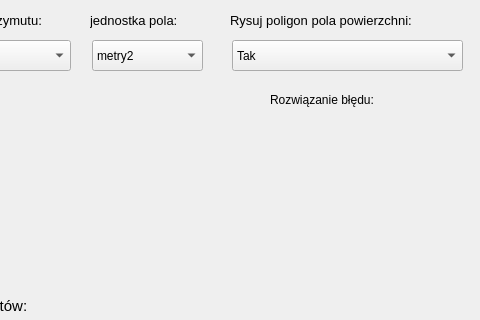
Old version of the form wtyczka_projekt_3/wtyczka_projekt_3_dialog_base.ui in the repository Sawoboh/Informatyka_Projekt_2; both pictures show x 340 to 820 and y 0 to 320 of the 820 by 678 pixel window.
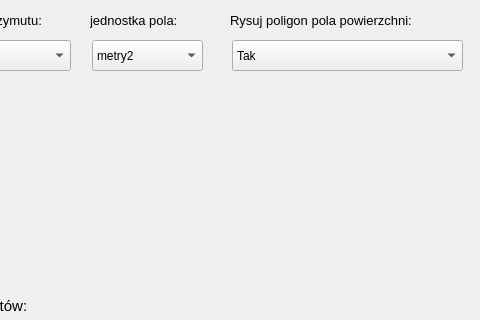
New version of the form. Custom widgets are drawn as their Qt base class.

Diff of the .ui file:
```diff
--- a/wtyczka_projekt_3/wtyczka_projekt_3_dialog_base.ui
+++ b/wtyczka_projekt_3/wtyczka_projekt_3_dialog_base.ui
@@ -524,19 +524,6 @@
     <string>Możliwe operacje niezależnie od liości punktów:</string>
    </property>
   </widget>
-  <widget class="QLabel" name="label_5">
-   <property name="geometry">
-    <rect>
-     <x>610</x>
-     <y>90</y>
-     <width>171</width>
-     <height>20</height>
-    </rect>
-   </property>
-   <property name="text">
-    <string>Rozwiązanie błędu:</string>
-   </property>
-  </widget>
   <widget class="QPushButton" name="wczytaj_plik">
    <property name="geometry">
     <rect>
```
Left out of the diff: 13 changed lines with no effect on the pictures.
